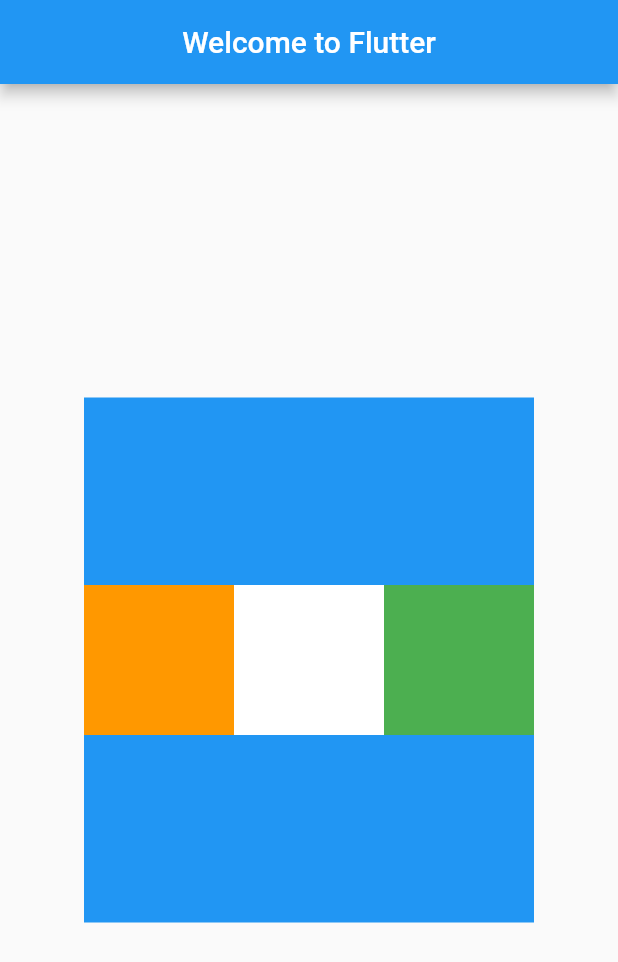
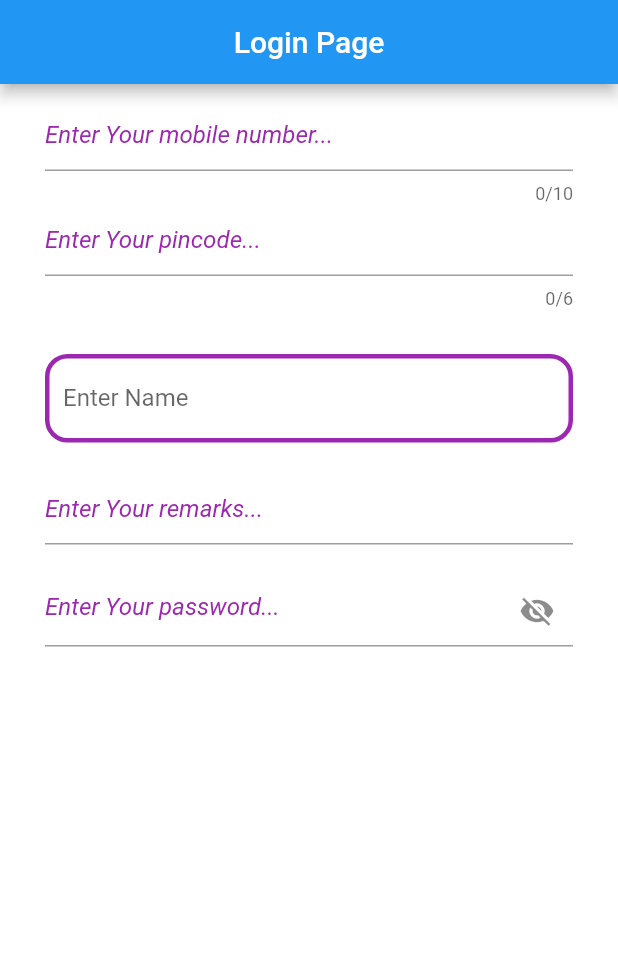
Before and after one commit to SwapnaAmaraneni/flutter_practice, a Flutter app: the screen it shows after launch, on a phone screen of 412 x 824 dp. Shown: the top 962 px of the screen. Run offline on Flutter 3.47's test engine with Material 2 defaults, Android fonts, the phone set to English and light mode, and no system bars.

Commit message:
commit login screen

```diff
--- /dev/null
+++ b/lib/loginscreen.dart
@@ -0,0 +1,124 @@
+import 'package:flutter/material.dart';
+import 'package:flutter/services.dart';
+
+class LoginScreen extends StatefulWidget {
+  const LoginScreen({Key? key}) : super(key: key);
+
+  @override
+  LoginScreenState createState() => LoginScreenState();
+}
+
+class LoginScreenState extends State<LoginScreen> {
+  TextEditingController _mobileControlar = TextEditingController();
+  TextEditingController _pincodeControlar = TextEditingController();
+  TextEditingController _nameControlar = TextEditingController();
+  TextEditingController _remarksControlar = TextEditingController();
+  TextEditingController _passwordControlar = TextEditingController();
+  bool hidePassword = true;
+  @override
+  Widget build(BuildContext context) {
+    return Scaffold(
+      appBar: AppBar(
+        title: Center(
+          child: Text('Login Page'),
+        ),
+        backgroundColor: Colors.blue,
+      ),
+      backgroundColor: Colors.white,
+      body: SingleChildScrollView(
+        child: Column(
+          children: [
+            Padding(
+              padding: EdgeInsets.only(top: 10, left: 30, right: 30),
+              child: TextField(
+                decoration: InputDecoration(
+                  hintText: "Enter Your mobile number...",
+                  hintStyle: TextStyle(
+                    color: Colors.purple,
+                    fontStyle: FontStyle.italic,
+                  ),
+                ),
+                controller: _mobileControlar,
+                maxLength: 10,
+                keyboardType: TextInputType.number,
+                cursorColor: Colors.red,
+              ),
+            ),
+            Padding(
+              padding: EdgeInsets.only(left: 30, right: 30, bottom: 10),
+              child: TextField(
+                decoration: InputDecoration(
+                  hintText: "Enter Your pincode...",
+                  hintStyle: TextStyle(
+                    color: Colors.purple,
+                    fontStyle: FontStyle.italic,
+                  ),
+                ),
+                controller: _pincodeControlar,
+                maxLength: 6,
+                keyboardType: TextInputType.number,
+              ),
+            ),
+            Padding(
+              padding: EdgeInsets.only(left: 30, right: 30, top: 20),
+              child: TextField(
+                decoration: InputDecoration(
+                    labelText: 'Enter Name',
+                    enabledBorder: OutlineInputBorder(
+                      borderSide:
+                          const BorderSide(width: 3, color: Colors.purple),
+                      borderRadius: BorderRadius.circular(15),
+                    ),
+                    focusedBorder: OutlineInputBorder(
+                      borderSide:
+                          const BorderSide(width: 3, color: Colors.blue),
+                      borderRadius: BorderRadius.circular(15),
+                    )),
+                controller: _nameControlar,
+              ),
+            ),
+            Padding(
+              padding: EdgeInsets.only(left: 30, right: 30, top: 20),
+              child: TextField(
+                decoration: InputDecoration(
+                  hintText: "Enter Your remarks...",
+                  hintStyle: TextStyle(
+                    color: Colors.purple,
+                    fontStyle: FontStyle.italic,
+                  ),
+                ),
+                controller: _remarksControlar,
+                maxLines: null,
+              ),
+            ),
+            Padding(
+              padding: EdgeInsets.only(left: 30, right: 30, top: 20),
+              child: TextField(
+                obscureText: hidePassword, //show/hide password
+                decoration: InputDecoration(
+                  hintText: "Enter Your password...",
+                  hintStyle: TextStyle(
+                    color: Colors.purple,
+                    fontStyle: FontStyle.italic,
+                  ),
+                  //prefixIcon: Icon(Icons.lock),
+                  suffixIcon: IconButton(
+                    icon: hidePassword
+                        ? Icon(Icons.visibility_off)
+                        : Icon(Icons.visibility),
+                    onPressed: () {
+                      setState(() {
+                        hidePassword = !hidePassword;
+                      });
+                    },
+                  ),
+                ),
+                controller: _passwordControlar,
+              ),
+            ),
+          ],
+        ),
+      ),
+    );
+  }
+}
--- a/lib/main.dart
+++ b/lib/main.dart
@@ -1,5 +1,6 @@
-import 'package:english_words/english_words.dart';
 import 'package:flutter/material.dart';
+
+import 'loginscreen.dart';
 
 void main() {
   runApp(const MyApp());
@@ -8,128 +9,14 @@
 class MyApp extends StatelessWidget {
   const MyApp({Key? key}) : super(key: key);
 
+
   // This widget is the root of your application.
   @override
   Widget build(BuildContext context) {
-    return MaterialApp(
-      title: 'Welcome to Flutter',
-      home: Scaffold(
-          appBar: AppBar(
-            title: Center(child: Text('Welcome to Flutter')),
-          ),
-          body: Center(
-            child: Container(
-                width: 300,
-                height: 350,
-                color: Colors.blue,
-                alignment: Alignment.center,
-                child: Row(
-                  crossAxisAlignment: CrossAxisAlignment.center,
-                  mainAxisAlignment: MainAxisAlignment.end,
-                  children: [
-                    Container(
-                      height: 100,
-                      width: 100,
-                      color: Colors.orange,
-                    ),
-                    Container(
-                      height: 100,
-                      width: 100,
-                      color: Colors.white,
-                    ),
-                    Container(
-                      height: 100,
-                      width: 100,
-                      color: Colors.green,
-                    )
-                  ],
-                )),
-          )),
+    return const MaterialApp(
+      title: 'Flutter Login UI',
+      debugShowCheckedModeBanner: false,
+      home: LoginScreen(),
     );
   }
 }
-
-class MyHomePage extends StatefulWidget {
-  const MyHomePage({Key? key, required this.title}) : super(key: key);
-
-  // This widget is the home page of your application. It is stateful, meaning
-  // that it has a State object (defined below) that contains fields that affect
-  // how it looks.
-
-  // This class is the configuration for the state. It holds the values (in this
-  // case the title) provided by the parent (in this case the App widget) and
-  // used by the build method of the State. Fields in a Widget subclass are
-  // always marked "final".
-
-  final String title;
-
-  @override
-  State<MyHomePage> createState() => _MyHomePageState();
-}
-
-class _MyHomePageState extends State<MyHomePage> {
-  int _counter = 0;
-
-  void _incrementCounter() {
-    setState(() {
-      // This call to setState tells the Flutter framework that something has
-      // changed in this State, which causes it to rerun the build method below
-      // so that the display can reflect the updated values. If we changed
-      // _counter without calling setState(), then the build method would not be
-      // called again, and so nothing would appear to happen.
-      _counter++;
-    });
-  }
-
-  @override
-  Widget build(BuildContext context) {
-    // This method is rerun every time setState is called, for instance as done
-    // by the _incrementCounter method above.
-    //
-    // The Flutter framework has been optimized to make rerunning build methods
-    // fast, so that you can just rebuild anything that needs updating rather
-    // than having to individually change instances of widgets.
-    return Scaffold(
-      appBar: AppBar(
-        // Here we take the value from the MyHomePage object that was created by
-        // the App.build method, and use it to set our appbar title.
-        title: Text(widget.title),
-      ),
-      body: Center(
-        // Center is a layout widget. It takes a single child and positions it
-        // in the middle of the parent.
-        child: Column(
-          // Column is also a layout widget. It takes a list of children and
-          // arranges them vertically. By default, it sizes itself to fit its
-          // children horizontally, and tries to be as tall as its parent.
-          //
-          // Invoke "debug painting" (press "p" in the console, choose the
-          // "Toggle Debug Paint" action from the Flutter Inspector in Android
-          // Studio, or the "Toggle Debug Paint" command in Visual Studio Code)
-          // to see the wireframe for each widget.
-          //
-          // Column has various properties to control how it sizes itself and
-          // how it positions its children. Here we use mainAxisAlignment to
-          // center the children vertically; the main axis here is the vertical
-          // axis because Columns are vertical (the cross axis would be
-          // horizontal).
-          mainAxisAlignment: MainAxisAlignment.center,
-          children: <Widget>[
-            const Text(
-              'You have pushed the button this many times:',
-            ),
-            Text(
-              '$_counter',
-              style: Theme.of(context).textTheme.headline4,
-            ),
-          ],
-        ),
-      ),
-      floatingActionButton: FloatingActionButton(
-        onPressed: _incrementCounter,
-        tooltip: 'Increment',
-        child: const Icon(Icons.add),
-      ), // This trailing comma makes auto-formatting nicer for build methods.
-    );
-  }
-}
--- /dev/null
+++ b/lib/sample.dart
@@ -0,0 +1,27 @@
+import 'package:first_flutter_app/boxdecoration.dart';
+import 'package:flutter/cupertino.dart';
+import 'package:flutter/material.dart';
+
+void main() {
+  runApp(const MyApp());
+}
+
+class MyApp extends StatelessWidget {
+  const MyApp({Key? key}) : super(key: key);
+
+  @override
+  Widget build(BuildContext context) {
+  return MaterialApp(
+      title: 'Welcome to Flutter',
+      home: Scaffold(
+          appBar: AppBar(
+            title: Center(child: Text('Welcome to Flutter')),
+          ),
+          body: Column(
+
+           children: [],
+          ),
+      ),
+    );
+  }
+}
```
Also changed, not shown: lib/boxdecoration.dart (added, +155 -0 lines), pubspec.yaml (+5 -3 lines), assets/images/r3.jpg (added), assets/images/rose.jpg (added), assets/images/s1.jpg (added), assets/images/s2.png (added).
